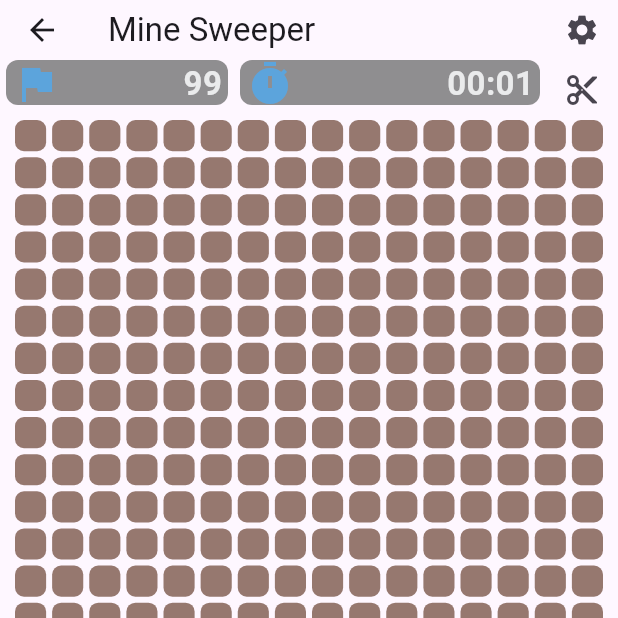
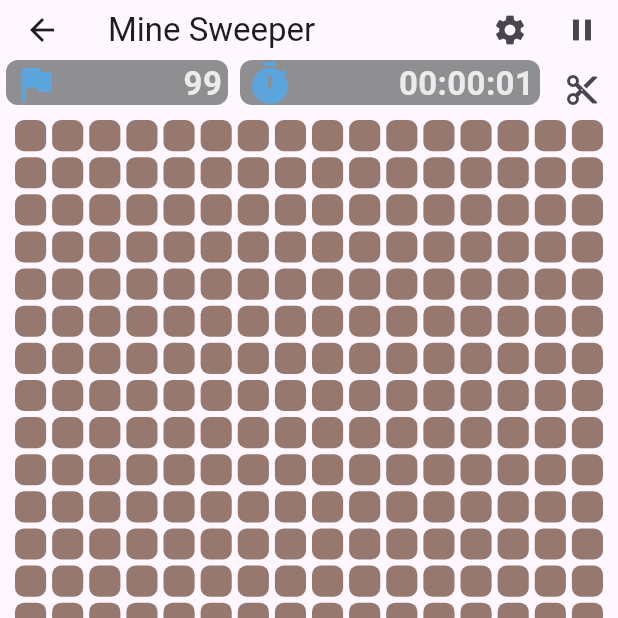
Before and after one commit to Yunitrish006006/adaptor_game, a Flutter app: the MineSweepGameScreen screen opened directly, on a phone screen of 412 x 824 dp, the top half of it. Run offline on Flutter 3.47's test engine with Material 3 defaults, Android fonts, the phone set to English and light mode, and no system bars; our stand-ins replace cloud_firestore, firebase_auth, firebase_core; missing offline and left inert: firebase_ui_auth; accounts and stored records are empty; generated files the repository leaves out were written again.

Commit message:
only update when break new record pause button game data integrate

```diff
--- a/lib/ui/components.dart
+++ b/lib/ui/components.dart
@@ -40,9 +40,11 @@ Widget generalKit(BuildContext context, CombinedNotifier notifier,
 }
 
 String formatTime(int seconds) {
+  final hours = seconds ~/ (60 * 60);
+  seconds = seconds % (60 * 60);
   final minutes = seconds ~/ 60;
-  final remainingSeconds = seconds % 60;
-  return '${minutes.toString().padLeft(2, '0')}:${remainingSeconds.toString().padLeft(2, '0')}';
+  seconds = seconds % 60;
+  return '${hours.toString().padLeft(2, '0')}:${minutes.toString().padLeft(2, '0')}:${seconds.toString().padLeft(2, '0')}';
 }
 
 Future<String?> getUserData(String userId, String field) async {
@@ -95,8 +97,9 @@ Widget themeKit(BuildContext context, CombinedNotifier notifier) {
       AppLocalizations.of(context)!.theme);
 }
 
-IconButton settingButton(BuildContext context) {
+IconButton settingButton(BuildContext context, {VoidCallback? x}) {
   CombinedNotifier notifier = Provider.of<CombinedNotifier>(context);
+  if (x != null) x;
   return IconButton(
       onPressed: () {
         showDialog(
--- a/lib/ui/screens/mine_sweeper_screen.dart
+++ b/lib/ui/screens/mine_sweeper_screen.dart
@@ -20,7 +20,6 @@ class MineSweepGameScreen extends StatefulWidget {
 class _MineSweepGameScreenState extends State<MineSweepGameScreen> {
   late MineSweeperGame gameData;
   Timer? _timer;
-  int _secondsElapsed = 0;
 
   @override
   void initState() {
@@ -36,26 +35,35 @@ class _MineSweepGameScreenState extends State<MineSweepGameScreen> {
     super.dispose();
   }
 
+  void _pauseTimer() {
+    if (_timer!.isActive) {
+      gameData.paused = true;
+      _timer?.cancel();
+      setState(() {});
+    } else {
+      gameData.paused = false;
+      _startTimer();
+      setState(() {});
+    }
+  }
+
   void _startTimer() {
     _timer = Timer.periodic(const Duration(seconds: 1), (timer) {
       setState(() {
-        _secondsElapsed++;
+        gameData.time++;
       });
     });
   }
 
   void _resetTimer() {
     setState(() {
-      _secondsElapsed = 0;
+      gameData.time = 0;
     });
     _timer?.cancel();
     _startTimer();
   }
 
-  @override
-  Widget build(BuildContext context) {
-    Widget getContent(
-        BuildContext context, Cell current, MineSweeperGame game) {
+  Widget getContent(BuildContext context, Cell current, MineSweeperGame game) {
     if (game.gameOver) {
       if (current.content == "X") {
         return autoSizedText("💣");
@@ -108,12 +116,16 @@ class _MineSweepGameScreenState extends State<MineSweepGameScreen> {
           onPressed: () async {
             User? user = FirebaseAuth.instance.currentUser;
             if (gameData.win && user != null) {
-                await FirebaseFirestore.instance
+              DocumentReference<Map<String, dynamic>> doc = FirebaseFirestore
+                  .instance
                   .collection("score_board")
                   .doc("mine_sweep")
                   .collection("of_${gameData.col}x${gameData.row}")
-                    .doc(user.uid)
-                    .set({"time": _secondsElapsed});
+                  .doc(user.uid);
+              var data = await doc.get();
+              if (data.get("time") >= gameData.time) {
+                await doc.set({"time": gameData.time});
+              }
             }
             setState(() {
               gameData.resetGame();
@@ -135,8 +147,7 @@ class _MineSweepGameScreenState extends State<MineSweepGameScreen> {
           ? () {
               showDialog(
                   context: context,
-                    builder: (BuildContext context) =>
-                        getEndGameObject(context));
+                  builder: (BuildContext context) => getEndGameObject(context));
             }
           : () {
               setState(() {
@@ -180,35 +191,65 @@ class _MineSweepGameScreenState extends State<MineSweepGameScreen> {
     }
   }
 
-    AppBar appBar = AppBar(
+  AppBar getappBar(BuildContext context) {
+    return AppBar(
       elevation: 0,
       centerTitle: false,
       toolbarHeight: 40,
       surfaceTintColor: Colors.transparent,
       backgroundColor: Colors.transparent,
       title: Text(AppLocalizations.of(context)!.title_mine_sweeper),
-      actions: [settingButton(context)],
+      actions: [
+        settingButton(context),
+        IconButton(onPressed: _pauseTimer, icon: const Icon(Icons.pause))
+      ],
     );
+  }
 
-    SizedBox statusBar = SizedBox(
+  SizedBox getStatusBar(BuildContext context) {
+    return SizedBox(
       height: 30,
       child: Row(
         children: [
           getStatusField(context, Icons.flag,
               (gameData.getActualMine() - gameData.flagCount).toString(), 3),
-          getStatusField(context, Icons.timer, formatTime(_secondsElapsed), 4),
+          getStatusField(context, Icons.timer, formatTime(gameData.time), 4),
           switchButton(context, gameData)
         ],
       ),
     );
+  }
 
+  @override
+  Widget build(BuildContext context) {
+    AppBar appBar = getappBar(context);
+    SizedBox statusBar = getStatusBar(context);
     return Scaffold(
       appBar: appBar,
       body: Column(
         mainAxisAlignment: MainAxisAlignment.start,
         children: [
           statusBar,
-          Container(
+          gameData.paused
+              ? Center(
+                  child: SizedBox(
+                    height: MediaQuery.sizeOf(context).height -
+                        54 -
+                        appBar.preferredSize.height -
+                        statusBar.height!,
+                    child: const Column(
+                      mainAxisAlignment: MainAxisAlignment.center,
+                      children: [
+                        Text(
+                          "已暫停",
+                          style: TextStyle(
+                              fontWeight: FontWeight.bold, fontSize: 40),
+                        ),
+                      ],
+                    ),
+                  ),
+                )
+              : Container(
                   width: double.infinity,
                   height: MediaQuery.sizeOf(context).height -
                       54 -
--- a/lib/utils/mine_sweeper.dart
+++ b/lib/utils/mine_sweeper.dart
@@ -9,9 +9,11 @@ class MineSweeperGame {
   }
   /*dynamic ones*/
   String mode = "defuse";
+  int flagCount = 0;
+  int time = 0;
   bool gameOver = false;
-  int flagCount = 0;
   bool win = false;
+  bool paused = false;
   List<List<Cell>> map = [];
 
   int cells() {
```
Also changed, not shown: lib/ui/screens/score_screen.dart (+2 -5 lines). Lines whose indentation alone changed are shown as unchanged.
